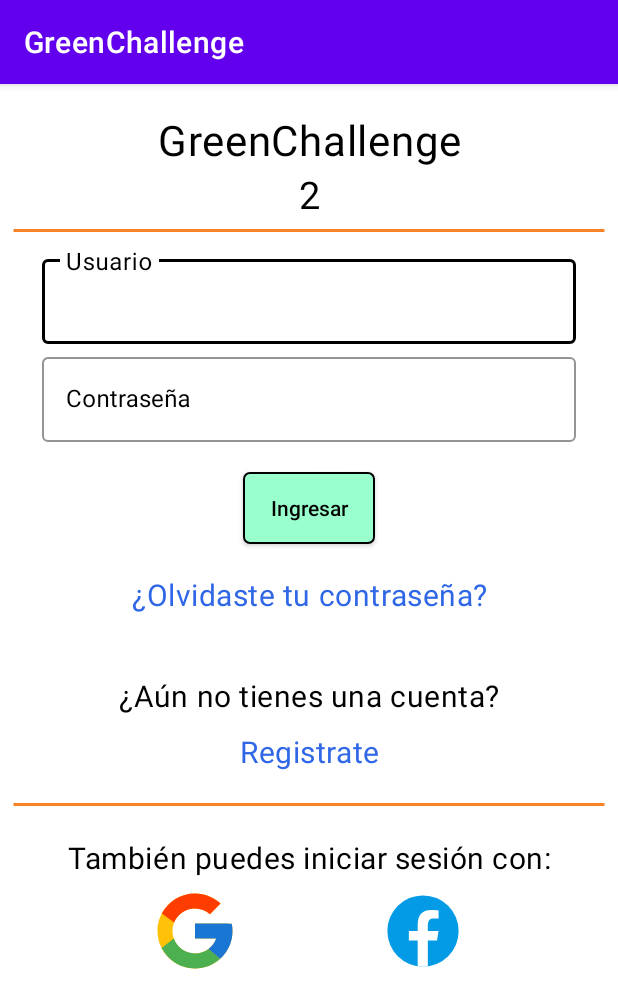
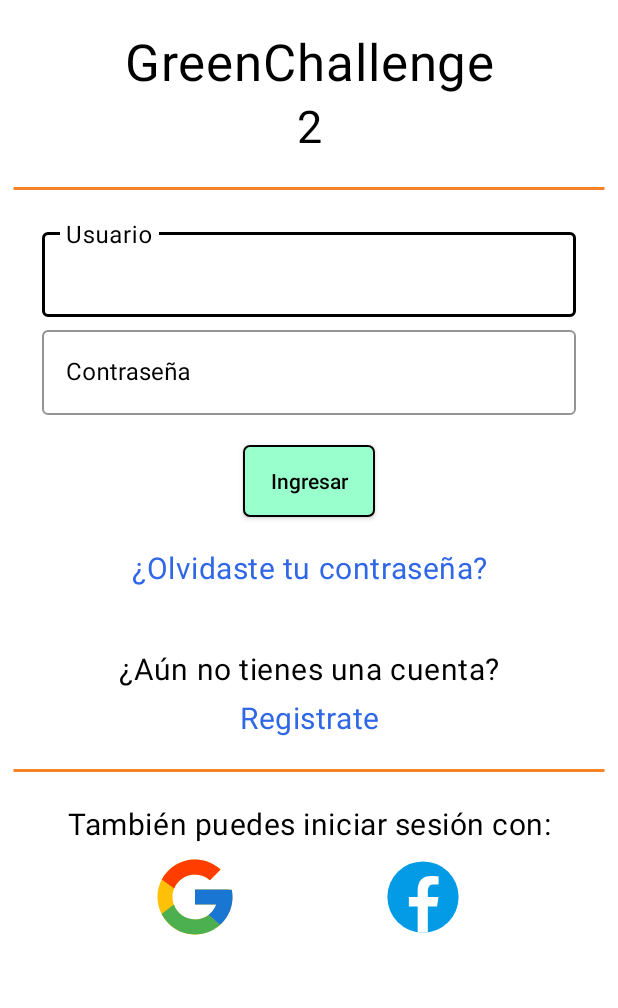
Before and after one commit to nicolasgilvilla/GreenChallenge, an Android app: the screen it shows after launch (MainActivity), on a phone screen of 412 x 824 dp. Shown: the top 1008 px of the screen. Run offline under Robolectric (Android 15) with nearby library versions, the phone set to English and light mode, and no system bars.

Commit message:
Modify on XML of Login

```diff
--- a/app/src/main/res/drawable/button_background.xml
+++ b/app/src/main/res/drawable/button_background.xml
@@ -4,7 +4,7 @@
         <shape>
             <corners android:radius="4dp" />
             <stroke android:width="1dp" android:color="@color/black" />
-            <solid android:color="@color/green" />
+            <solid android:color="@color/green_light" />
         </shape>
     </item>
     <item>
--- a/app/src/main/res/layout/activity_main.xml
+++ b/app/src/main/res/layout/activity_main.xml
@@ -16,7 +16,7 @@
         android:text="@string/app_name"
         android:textAppearance="?attr/textAppearanceBody2"
         android:textColor="@color/black"
-        android:textSize="28sp"
+        android:textSize="34sp"
         app:layout_constraintEnd_toEndOf="parent"
         app:layout_constraintStart_toStartOf="parent"
         app:layout_constraintTop_toTopOf="parent" />
@@ -29,7 +29,7 @@
         android:text="@string/two"
         android:textAppearance="?attr/textAppearanceBody2"
         android:textColor="@color/black"
-        android:textSize="25sp"
+        android:textSize="30sp"
         app:layout_constraintEnd_toEndOf="parent"
         app:layout_constraintStart_toStartOf="parent"
         app:layout_constraintTop_toBottomOf="@id/textTitle" />
@@ -38,7 +38,7 @@
         android:id="@+id/viewLineTitle"
         android:layout_width="wrap_content"
         android:layout_height="3dp"
-        android:layout_marginTop="5dp"
+        android:layout_marginTop="20dp"
         android:background="@drawable/ic_orange_line"
         app:layout_constraintEnd_toEndOf="parent"
         app:layout_constraintStart_toStartOf="parent"
@@ -49,7 +49,7 @@
         style="@style/Widget.MaterialComponents.TextInputLayout.OutlinedBox"
         android:layout_width="match_parent"
         android:layout_height="wrap_content"
-        android:layout_marginTop="10dp"
+        android:layout_marginTop="20dp"
         android:paddingHorizontal="20dp"
         android:textColorHint="@color/black"
         app:boxStrokeColor="@color/black"
@@ -139,7 +139,7 @@
         android:id="@+id/textRegister"
         android:layout_width="match_parent"
         android:layout_height="wrap_content"
-        android:layout_marginTop="10dp"
+        android:layout_marginTop="5dp"
         android:gravity="center"
         android:text="@string/register"
         android:textAppearance="?attr/textAppearanceBody2"
--- a/app/src/main/res/values-night/themes.xml
+++ b/app/src/main/res/values-night/themes.xml
@@ -1,16 +1,16 @@
-<resources xmlns:tools="http://schemas.android.com/tools">
+<resources>
     <!-- Base application theme. -->
-    <style name="Theme.GreenChallenge" parent="Theme.MaterialComponents.DayNight.DarkActionBar">
+    <style name="Theme.GreenChallenge" parent="Theme.MaterialComponents.DayNight.NoActionBar">
         <!-- Primary brand color. -->
         <item name="colorPrimary">@color/purple_200</item>
-        <item name="colorPrimaryVariant">@color/purple_700</item>
+        <item name="colorPrimaryVariant">@color/green_light</item>
         <item name="colorOnPrimary">@color/black</item>
         <!-- Secondary brand color. -->
         <item name="colorSecondary">@color/teal_200</item>
         <item name="colorSecondaryVariant">@color/teal_200</item>
         <item name="colorOnSecondary">@color/black</item>
         <!-- Status bar color. -->
-        <item name="android:statusBarColor" tools:targetApi="l">?attr/colorPrimaryVariant</item>
+        <item name="android:statusBarColor">?attr/colorPrimaryVariant</item>
         <!-- Customize your theme here. -->
     </style>
 </resources>
--- a/app/src/main/res/values/colors.xml
+++ b/app/src/main/res/values/colors.xml
@@ -1,8 +1,7 @@
 <?xml version="1.0" encoding="utf-8"?>
 <resources>
     <color name="purple_200">#FFBB86FC</color>
-    <color name="purple_500">#FF6200EE</color>
-    <color name="purple_700">#FF3700B3</color>
+    <color name="green_light">#ccffcc</color>
     <color name="teal_200">#FF03DAC5</color>
     <color name="teal_700">#FF018786</color>
     <color name="black">#FF000000</color>
--- a/app/src/main/res/values/themes.xml
+++ b/app/src/main/res/values/themes.xml
@@ -1,16 +1,16 @@
-<resources xmlns:tools="http://schemas.android.com/tools">
+<resources>
     <!-- Base application theme. -->
-    <style name="Theme.GreenChallenge" parent="Theme.MaterialComponents.DayNight.DarkActionBar">
+    <style name="Theme.GreenChallenge" parent="Theme.MaterialComponents.DayNight.NoActionBar">
         <!-- Primary brand color. -->
-        <item name="colorPrimary">@color/purple_500</item>
-        <item name="colorPrimaryVariant">@color/purple_700</item>
+        <item name="colorPrimary">@color/green</item>
+        <item name="colorPrimaryVariant">@color/green_light</item>
         <item name="colorOnPrimary">@color/white</item>
         <!-- Secondary brand color. -->
         <item name="colorSecondary">@color/teal_200</item>
         <item name="colorSecondaryVariant">@color/teal_700</item>
         <item name="colorOnSecondary">@color/black</item>
         <!-- Status bar color. -->
-        <item name="android:statusBarColor" tools:targetApi="l">?attr/colorPrimaryVariant</item>
+        <item name="android:statusBarColor">?attr/colorPrimaryVariant</item>
         <!-- Customize your theme here. -->
     </style>
 </resources>
```
